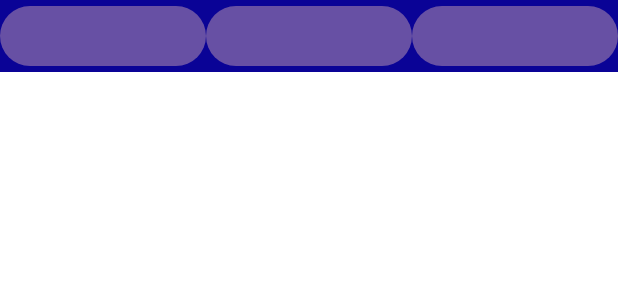
After one commit to GiuliaPeretti/QuizApp, an Android app built with Jetpack Compose: the @Preview function NavigationBar, on a phone screen of 412 x 824 dp. The commit adds this screen. Shown: the top 300 px of the screen. Run offline under Robolectric (Android 15) with nearby library versions, the phone set to English and light mode, and no system bars.

Commit message:
navigation bar done

```diff
--- /dev/null
+++ b/app/src/main/java/com/example/quizapp/NavigationBar.kt
@@ -0,0 +1,49 @@
+package com.example.quizapp
+
+import androidx.annotation.NavigationRes
+import androidx.compose.foundation.background
+import androidx.compose.runtime.Composable
+import androidx.compose.ui.tooling.preview.Preview
+import androidx.compose.foundation.layout.*
+import androidx.compose.material3.Button
+import androidx.compose.ui.Alignment
+import androidx.compose.ui.Modifier
+import androidx.compose.ui.unit.dp
+import com.example.quizapp.ui.theme.Theme
+
+@Preview
+@Composable
+fun NavigationBar(){
+    Row(
+        modifier = Modifier
+            .fillMaxWidth()
+            .background(Theme().primary),
+        verticalAlignment = Alignment.Bottom
+        ){
+
+        Button(onClick = { /*TODO*/ },
+            modifier = Modifier
+                .fillMaxWidth()
+                .weight(1f)
+        ) {
+
+        }
+        Button(onClick = { /*TODO*/ },
+            modifier = Modifier
+                .fillMaxWidth()
+                .weight(1f)
+
+        ) {
+
+        }
+        Button(onClick = { /*TODO*/ },
+            modifier = Modifier
+                .fillMaxWidth()
+                .weight(1f)
+
+        ) {
+
+        }
+
+    }
+}
--- a/app/src/main/java/com/example/quizapp/QuestionList.json
+++ b/app/src/main/java/com/example/quizapp/QuestionList.json
@@ -2,10 +2,8 @@
   {
     "Question": "Which is the capital of England",
     "Answer":  "London",
-    "Guesses":  ["London","Paris","Rome", "Irland"],
-
+    "Guesses":  ["London","Paris","Rome", "Irland"]
   }
-
 
 ]
 }
```
Also changed, not shown: app/src/main/java/com/example/quizapp/QuestionScreen.kt (+24 -19 lines), app/src/main/java/com/example/quizapp/TopicScreen.kt (added, +11 -0 lines).
